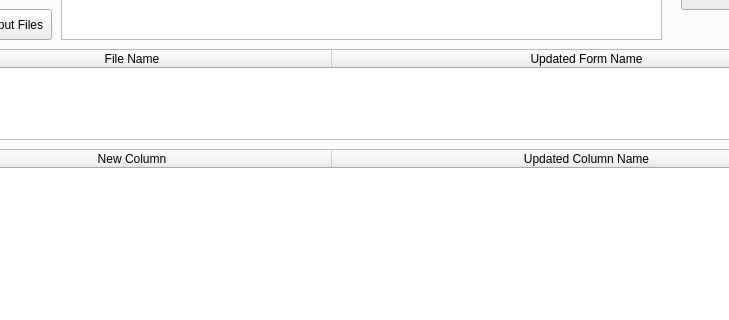
Old version of the form src/clinical_reporting/ui/form.ui in the repository HoangMNguyen/CCI_ClinicalReporting; both pictures show x 91 to 820 and y 107 to 427 of the 950 by 618 pixel window.
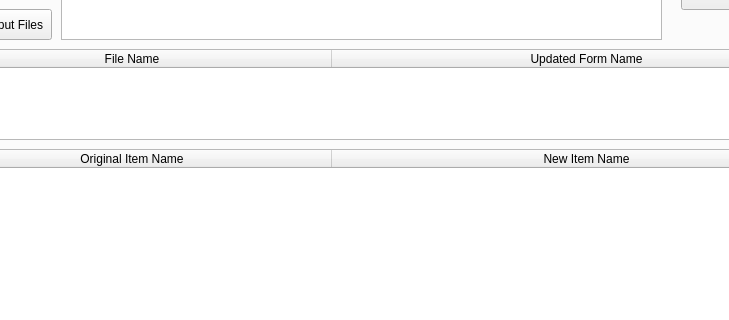
New version of the form. The open tabs and pages were chosen to show the change. Icons and pictures are not drawn.

```diff
--- a/src/clinical_reporting/ui/form.ui
+++ b/src/clinical_reporting/ui/form.ui
@@ -231,12 +231,12 @@
      </attribute>
      <column>
       <property name="text">
-       <string>New Column</string>
+       <string>Original Item Name</string>
       </property>
      </column>
      <column>
       <property name="text">
-       <string>Updated Column Name</string>
+       <string>New Item Name</string>
       </property>
      </column>
     </widget>
```
